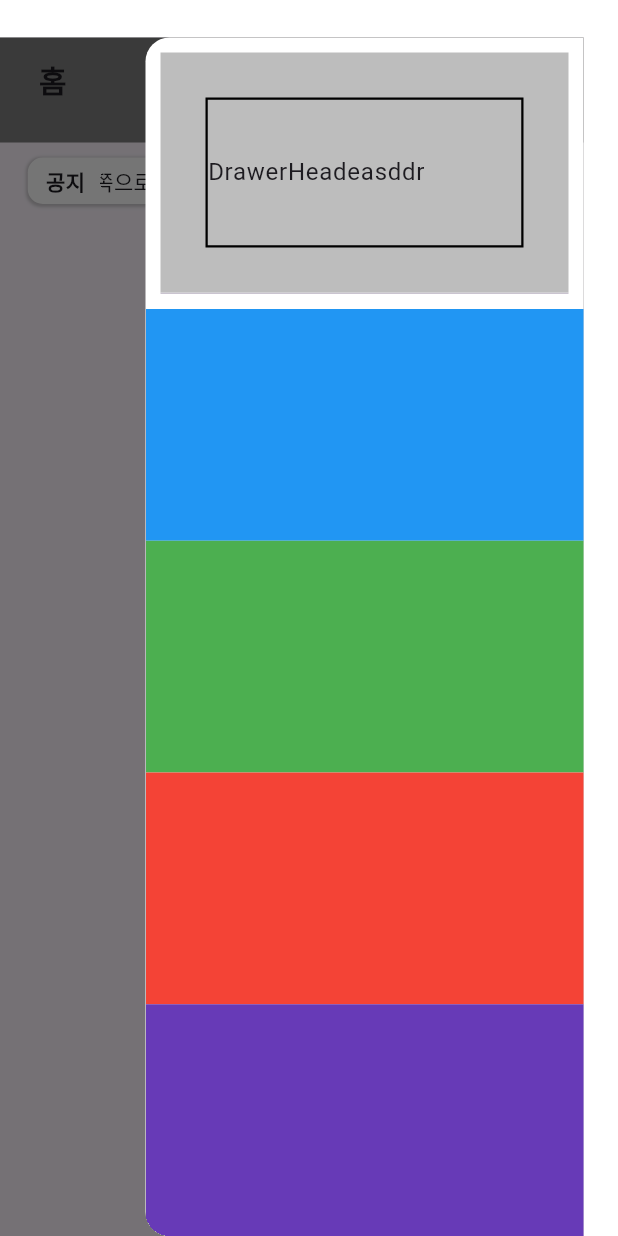
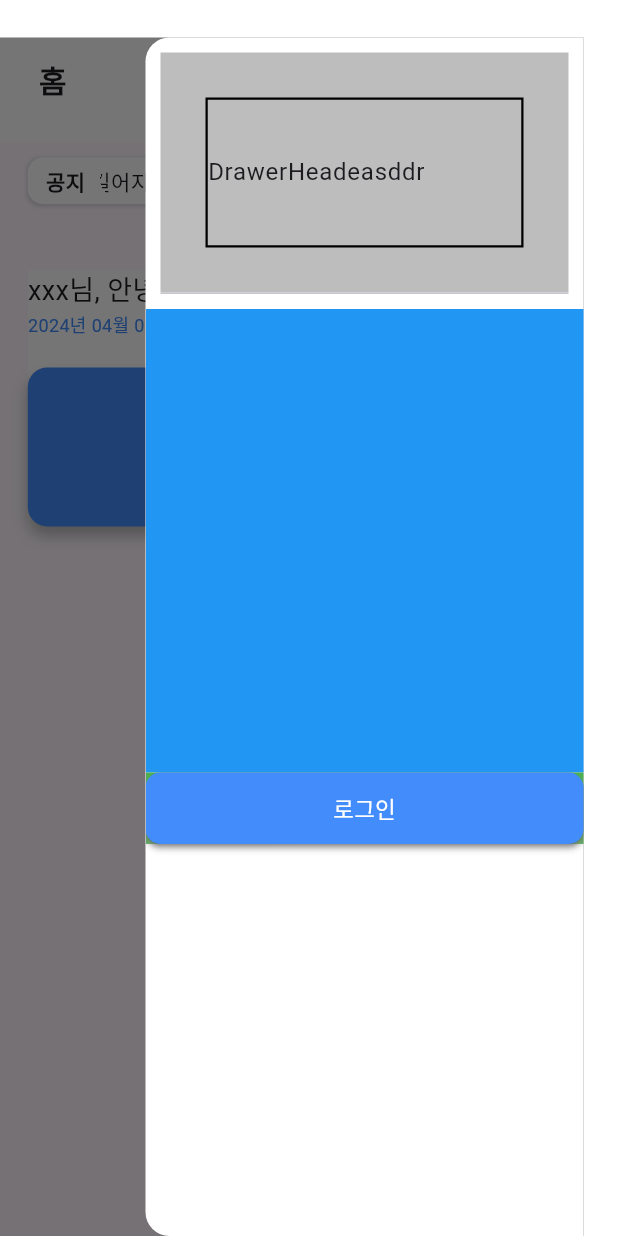
Before and after one commit to Guardian-Bus-System/web, a Flutter app: the screen it shows after launch, with the side drawer open, on a phone screen of 412 x 824 dp. Run offline on Flutter 3.47's test engine with Material 3 defaults, Android fonts, the phone set to English and light mode, and no system bars; our stand-ins replace get, shared_preferences, velocity_x.

Commit message:
first-front

```diff
--- a/lib/controller/cerfication_controller.dart
+++ b/lib/controller/cerfication_controller.dart
@@ -1,7 +1,7 @@
 import 'dart:async';
 import 'dart:convert';
 
-import 'package:capstone_front/screen/home_screen.dart';
+import 'package:capstone_front/screen/pages/home_screen.dart';
 import 'package:capstone_front/utils/api_endpoint.dart';
 import 'package:flutter/material.dart';
 import 'package:get/get.dart';
--- a/lib/controller/login_controller.dart
+++ b/lib/controller/login_controller.dart
@@ -1,7 +1,7 @@
 import 'dart:async';
 import 'dart:convert';
 
-import 'package:capstone_front/screen/home_screen.dart';
+import 'package:capstone_front/screen/pages/home_screen.dart';
 import 'package:capstone_front/screen/auth/widgets/formatter.dart';
 import 'package:capstone_front/utils/api_endpoint.dart';
 import 'package:flutter/material.dart';
--- a/lib/main.dart
+++ b/lib/main.dart
@@ -1,5 +1,6 @@
-import 'package:capstone_front/screen/home_screen.dart';
+import 'package:capstone_front/screen/pages/home_screen.dart';
 import 'package:flutter/material.dart';
+import 'package:flutter_localizations/flutter_localizations.dart';
 import 'package:get/get.dart';
 import 'package:velocity_x/velocity_x.dart';
 
@@ -14,6 +15,14 @@ class MyApp extends StatelessWidget {
   Widget build(BuildContext context) {
     return GetMaterialApp(
       debugShowCheckedModeBanner: false,
+      localizationsDelegates: const [
+        GlobalMaterialLocalizations.delegate,
+        GlobalCupertinoLocalizations.delegate
+      ],
+      supportedLocales: const [
+        Locale('ko', 'KR')
+      ],
+      locale: const Locale('ko'),
       title: 'Flutter Demo',
       home: HomeScreen().pOnly(right: 23,top:25)
     );
--- a/lib/screen/auth/CustomSide/color_theme.dart
+++ b/lib/screen/CustomSide/color_theme.dart
@@ -3,4 +3,5 @@ import 'package:flutter/material.dart';
 
 const baseColor =  Color.fromRGBO(67, 140, 251, 1);
 const bacgroundOrTextColor = Colors.white;
-const backgroundColors = Color.fromRGBO(126, 126, 126, 1);
+const backgroundColor = Colors.white;
+//const backgroundColors = Color.fromRGBO(126, 126, 126, 1);
--- /dev/null
+++ b/lib/screen/CustomSide/font_size.dart
@@ -0,0 +1,15 @@
+
+// ignore: constant_identifier_names
+const double FontSiz18 = 18;
+// ignore: constant_identifier_names
+const double FontSiz17 = 17;
+// ignore: constant_identifier_names
+const double FontSiz16 = 16;
+// ignore: constant_identifier_names
+const double FontSiz15 = 15;
+// ignore: constant_identifier_names
+const double FontSiz14 = 14;
+// ignore: constant_identifier_names
+const double FontSiz13 = 13;
+// ignore: constant_identifier_names
+const double FontSiz12 = 12;
--- a/lib/screen/auth/CustomSide/font_size.dart
+++ /dev/null
@@ -1,5 +0,0 @@
-
-// ignore: constant_identifier_names
-const double FontSiz15 = 15;
-// ignore: constant_identifier_names
-const double FontSiz14 = 14;
--- a/lib/screen/auth/authPages/cerfication_page.dart
+++ b/lib/screen/auth/authPages/cerfication_page.dart
@@ -1,5 +1,5 @@
 import 'package:capstone_front/controller/cerfication_controller.dart';
-import 'package:capstone_front/screen/auth/CustomSide/spaceing_box.dart';
+import 'package:capstone_front/screen/CustomSide/spaceing_box.dart';
 import 'package:capstone_front/screen/auth/authPages/change_pw_page.dart';
 import 'package:capstone_front/screen/auth/authPages/login_page.dart';
 import 'package:capstone_front/screen/auth/widgets/input_Field.dart';
--- a/lib/screen/auth/authPages/change_pw_page.dart
+++ b/lib/screen/auth/authPages/change_pw_page.dart
@@ -1,6 +1,6 @@
 import 'package:capstone_front/controller/change_pw_controller.dart';
-import 'package:capstone_front/screen/auth/CustomSide/font_size.dart';
-import 'package:capstone_front/screen/auth/CustomSide/spaceing_box.dart';
+import 'package:capstone_front/screen/CustomSide/font_size.dart';
+import 'package:capstone_front/screen/CustomSide/spaceing_box.dart';
 import 'package:capstone_front/screen/auth/authPages/login_page.dart';
 import 'package:capstone_front/screen/auth/widgets/input_Field.dart';
 import 'package:capstone_front/screen/auth/widgets/submit_button.dart';
--- a/lib/screen/auth/authPages/login_page.dart
+++ b/lib/screen/auth/authPages/login_page.dart
@@ -1,6 +1,6 @@
 import 'package:capstone_front/controller/login_controller.dart';
-import 'package:capstone_front/screen/auth/CustomSide/spaceing_box.dart';
-import 'package:capstone_front/screen/auth/CustomSide/color_theme.dart';
+import 'package:capstone_front/screen/CustomSide/spaceing_box.dart';
+import 'package:capstone_front/screen/CustomSide/color_theme.dart';
 import 'package:capstone_front/screen/auth/authPages/cerfication_page.dart';
 import 'package:capstone_front/utils/img.dart';
 import 'package:flutter/material.dart';
--- a/lib/screen/auth/widgets/drawer_widget.dart
+++ b/lib/screen/auth/widgets/drawer_widget.dart
@@ -1,10 +1,17 @@
+import 'package:capstone_front/screen/auth/authPages/login_page.dart';
+import 'package:capstone_front/screen/auth/widgets/submit_button.dart';
 import 'package:flutter/material.dart';
+import 'package:get/get.dart';
+import 'package:shared_preferences/shared_preferences.dart';
 
 class DrawerWidget extends StatelessWidget {
   const DrawerWidget({super.key});
 
   @override
   Widget build(BuildContext context) {
+
+    final Future<SharedPreferences> _prefs = SharedPreferences.getInstance();
+
     return Container(
       width: MediaQuery.of(context).size.width - 120, // drawer width 크기조절
       child: Drawer(
@@ -28,20 +35,19 @@ class DrawerWidget extends StatelessWidget {
             Flexible(
               child: Container(
                 color: Colors.green,
-              ),
-            ),
-            Flexible(
-              child: Container(
-                color: Colors.red,
-              ),
-            ),
-            Flexible(
-              child: Container(
-                color: Colors.deepPurple,
+                child: SubmitButton(
+                  title: '로그인',
+                  onPressed:() async {
+                    final SharedPreferences? prefs = await _prefs;
+                    prefs?.clear();
+                    Get.offAll(LoginPage());
+                  },
+                )
               ),
             ),
           ],
-        )),
+        )
+      ),
     );
   }
 }
--- a/lib/screen/auth/widgets/formatter.dart
+++ b/lib/screen/auth/widgets/formatter.dart
@@ -1,4 +1,12 @@
 import 'package:flutter/services.dart';
+import 'package:intl/intl.dart';
+
+String getFormattedDateTime() {
+  DateTime now = DateTime.now();
+  DateFormat formatter = DateFormat('yyyy년 MM월 dd일');
+  String dayOfTheWeek = DateFormat('E', 'ko_KR').format(now);
+  return '${formatter.format(now)} $dayOfTheWeek요일';
+}
 
 class PhoneInputFormatter extends TextInputFormatter {
   static const kPhoneNumberPrefix = '010-';
@@ -21,16 +29,16 @@ class PhoneInputFormatter extends TextInputFormatter {
     value = _cleanPhoneNumber(value);
 
     if (value.length == 1) {
-//값이 없을 때 010-최초값 포멧
+    //값이 없을 때 010-최초값 포멧
       value = kPhoneNumberPrefix + value.substring(0, value.length);
     } else if (value.length < 4) {
-// 010- 을 지우지 못하도록 010- 유지
+    // 010- 을 지우지 못하도록 010- 유지
       value = kPhoneNumberPrefix;
     } else if (value.length >= 8 && value.length < 12) {
-// 010-xxxx-xxxx 포멧
+    // 010-xxxx-xxxx 포멧
       value = '$kPhoneNumberPrefix${value.substring(3, 7)}-${value.substring(7, value.length)}';
     } else {
-// 010-xxxx 포멧 (자릿수 제한은 inputformatters 로 구현)
+    // 010-xxxx 포멧 (자릿수 제한은 inputformatters 로 구현)
       value = kPhoneNumberPrefix + value.substring(3, value.length);
     }
 
--- a/lib/screen/auth/widgets/scrolling_text.dart
+++ b/lib/screen/auth/widgets/scrolling_text.dart
@@ -1,11 +1,12 @@
-import 'package:capstone_front/screen/auth/CustomSide/font_size.dart';
-import 'package:capstone_front/screen/auth/CustomSide/spaceing_box.dart';
+import 'package:capstone_front/screen/CustomSide/font_size.dart';
+import 'package:capstone_front/screen/CustomSide/spaceing_box.dart';
 import 'package:flutter/material.dart';
-import 'package:flutter/widgets.dart';
 import 'package:velocity_x/velocity_x.dart';
 
 class ScrollingTextWidget extends StatefulWidget {
-  //final String moveText;
+  final String moveText;
+
+  const ScrollingTextWidget({required this.moveText });
 
   @override
   _ScrollingTextWidgetState createState() => _ScrollingTextWidgetState();
@@ -19,6 +20,7 @@ class _ScrollingTextWidgetState extends State<ScrollingTextWidget> with SingleTi
 
   @override
   void initState() {
+
     super.initState();
     _controller = AnimationController(
       vsync: this,
@@ -26,7 +28,7 @@ class _ScrollingTextWidgetState extends State<ScrollingTextWidget> with SingleTi
     )..repeat();
     _controller.addListener(() {
       setState(() {
-        _scrollPosition = _controller.value * (_containerWidth * 2); // 텍스트가 움직이는 위치
+        _scrollPosition = _controller.value * (_containerWidth * 2.5); // 텍스트가 움직이는 위치
       });
     });
   }
@@ -52,7 +54,7 @@ class _ScrollingTextWidgetState extends State<ScrollingTextWidget> with SingleTi
               borderRadius: BorderRadius.circular(10),
               boxShadow: [
                 BoxShadow(
-                  color: Colors.grey.withOpacity(0.5),
+                  color: Colors.grey.withOpacity(0.3),
                   spreadRadius: 1,
                   blurRadius: 1,
                   offset: Offset(0, 1),
@@ -72,12 +74,10 @@ class _ScrollingTextWidgetState extends State<ScrollingTextWidget> with SingleTi
                   clipBehavior: Clip.hardEdge,
                   child: Stack(
                     children: [
-
                       Positioned(
                         right: _scrollPosition - (screenWidth - 90),
-                        child: '긴 텍스트를 천천히 왼쪽으로 스크롤하는 예제입니다dddddddddddddd.'.text.size(FontSiz14).make()
+                        child: widget.moveText.text.size(FontSiz14).make()
                       ),
-
                     ],
                   ),
                 ),
--- a/lib/screen/auth/widgets/submit_button.dart
+++ b/lib/screen/auth/widgets/submit_button.dart
@@ -1,5 +1,5 @@
-import 'package:capstone_front/screen/auth/CustomSide/color_theme.dart';
-import 'package:capstone_front/screen/auth/CustomSide/font_size.dart';
+import 'package:capstone_front/screen/CustomSide/color_theme.dart';
+import 'package:capstone_front/screen/CustomSide/font_size.dart';
 import 'package:flutter/material.dart';
 import 'package:velocity_x/velocity_x.dart';
 
--- a/lib/screen/home_screen.dart
+++ /dev/null
@@ -1,88 +0,0 @@
-import 'package:capstone_front/screen/auth/CustomSide/color_theme.dart';
-import 'package:capstone_front/screen/auth/CustomSide/spaceing_box.dart';
-import 'package:capstone_front/screen/auth/authPages/login_page.dart';
-import 'package:capstone_front/screen/auth/widgets/drawer_widget.dart';
-import 'package:capstone_front/screen/auth/widgets/scrolling_text.dart';
-import 'package:flutter/material.dart';
-import 'package:get/get.dart';
-import 'package:shared_preferences/shared_preferences.dart';
-import 'package:velocity_x/velocity_x.dart';
-
-class HomeScreen extends StatefulWidget {
-  const HomeScreen({Key? key}) : super(key: key);
-
-  @override
-  State<HomeScreen> createState() => _HomeScreenState();
-}
-
-class _HomeScreenState extends State<HomeScreen> {
-  final Future<SharedPreferences> _prefs = SharedPreferences.getInstance();
-  var tokens = 'No Token'.obs; // GetX에서 사용되는 Rx 변수로 변경
-
-  @override
-  void initState() {
-    super.initState();
-    // initState에서 토큰을 미리 확인
-    //_checkToken();
-  }
-
-  // 토큰 확인 함수
-  // Future<void> _checkToken() async {
-  //   final SharedPreferences prefs = await _prefs;
-  //   final String? token = prefs.getString('token');
-  //   if (token != null) {
-  //     tokens.value = token; // 토큰이 있는 경우 업데이트
-  //   } else {
-  //     print("Login Plz");
-  //     Get.offAll(LoginPage()); // 토큰이 없는 경우 로그인 화면으로 이동
-  //   }
-  // }
-
-  @override
-  Widget build(BuildContext context) {
-    return Scaffold(
-      appBar: PreferredSize(
-          preferredSize: const Size.fromHeight(70.0),
-          child: AppBar(
-            backgroundColor: backgroundColors,
-        title: '홈'.text.bold.size(20).make().pSymmetric(h:10),
-         actions: [
-           TextButton(
-             onPressed: () async {
-               final SharedPreferences? prefs = await _prefs;
-               prefs?.clear();
-               Get.offAll(LoginPage());
-             },
-             child: 'logout'.text.make()
-           ),
-        ],
-      ),),
-      endDrawer: DrawerWidget(),
-      body: Center(
-        child: Column(
-          children: [
-            height10,
-            ScrollingTextWidget().pOnly(left:10)
-          ],
-        ),
-      )
-    );
-  }
-}
-
-// Center(
-//         child: Column(
-//           mainAxisAlignment: MainAxisAlignment.center,
-//           children: [
-//             Obx(() => '$tokens'.text.make()), // Obx를 사용하여 tokens를 감시하고 업데이트된 값으로 화면을 갱신
-//             const SizedBox(height: 20),
-//             //ScrollingTextWidget(),// 공지 텍스트 위젯
-//             TextButton(
-//               onPressed: () async {
-//                 //_checkToken(); // 토큰 확인
-//               },
-//               child: const Text('Click Token Check'),
-//             ),
-//           ],
-//         ),
-//       ),
--- /dev/null
+++ b/lib/screen/pages/home_screen.dart
@@ -0,0 +1,134 @@
+import 'package:capstone_front/screen/CustomSide/color_theme.dart';
+import 'package:capstone_front/screen/CustomSide/font_size.dart';
+import 'package:capstone_front/screen/CustomSide/spaceing_box.dart';
+import 'package:capstone_front/screen/auth/authPages/login_page.dart';
+import 'package:capstone_front/screen/auth/widgets/drawer_widget.dart';
+import 'package:capstone_front/screen/auth/widgets/formatter.dart';
+import 'package:capstone_front/screen/auth/widgets/scrolling_text.dart';
+import 'package:flutter/material.dart';
+import 'package:flutter/widgets.dart';
+import 'package:get/get.dart';
+import 'package:intl/intl.dart';
+import 'package:shared_preferences/shared_preferences.dart';
+import 'package:velocity_x/velocity_x.dart';
+
+class HomeScreen extends StatefulWidget {
+  const HomeScreen({Key? key}) : super(key: key);
+
+  @override
+  State<HomeScreen> createState() => _HomeScreenState();
+}
+
+class _HomeScreenState extends State<HomeScreen> {
+  final Future<SharedPreferences> _prefs = SharedPreferences.getInstance();
+  var tokens = 'No Token'.obs;
+  String date = '';
+
+  @override
+  void initState() {
+    date = getFormattedDateTime();
+    super.initState();
+    // initState에서 토큰을 미리 확인
+    //_checkToken();
+  }
+
+  @override
+  void dispose() {
+    super.dispose();
+  }
+
+  // 토큰 확인 함수
+  // Future<void> _checkToken() async {
+  //   final SharedPreferences prefs = await _prefs;
+  //   final String? token = prefs.getString('token');
+  //   if (token != null) {
+  //     tokens.value = token; // 토큰이 있는 경우 업데이트
+  //   } else {
+  //     print("Login Plz");
+  //     Get.offAll(LoginPage()); // 토큰이 없는 경우 로그인 화면으로 이동
+  //   }
+  // }
+
+  @override
+  Widget build(BuildContext context) {
+    double screenHeight = MediaQuery.of(context).size.height;
+    double screenWidth = MediaQuery.of(context).size.width - 50;
+
+    return Scaffold(
+      appBar: PreferredSize(
+        preferredSize: const Size.fromHeight(70.0),
+        child: AppBar(
+          backgroundColor: backgroundColor,
+          title: '홈'.text.bold.size(20).make().pSymmetric(h:10),
+          iconTheme: const IconThemeData(
+            size: 30,
+            color: Color.fromARGB(255, 45, 45, 45),
+          ),
+        ),
+      ),
+      endDrawer:const DrawerWidget(),
+      body: Center(
+        child: Column(
+          children: [
+            height10,
+            const ScrollingTextWidget(
+              moveText: '움직이는 공지 텍스트 입니다. 길이가 길어지면 그만큼 속도가 조절 됩니다.'
+            ),
+            height20,height5,
+            Container(
+              color: backgroundColor,
+              height: 173,
+              width: screenWidth,
+              child: Stack(
+                children: [
+                  //버스 이미지 필요
+                  Column(
+                    children: [
+                      Row(children: [
+                        'xxx님, 안녕하세요!'.text.size(FontSiz18).make()]),
+                      Row(children: [
+                        date.text.size(FontSiz12).color(baseColor).make()]),
+                      height20,
+                      Container(
+                        height: 106,
+                        width: screenWidth,
+                        decoration: BoxDecoration(
+                          color: baseColor,
+                          borderRadius: BorderRadius.circular(13),
+                          boxShadow: [
+                            BoxShadow(
+                              color: Colors.grey.withOpacity(0.7),
+                              spreadRadius: 0,
+                              blurRadius: 7.0,
+                              offset: Offset(0, 6), // changes position of shadow
+                            ),],
+                        ),
+                      )
+                    ],
+                  )
+                ],
+              ),
+            )
+          ],
+        ).pOnly(left:10),
+      )
+    );
+  }
+}
+
+// Center(
+//         child: Column(
+//           mainAxisAlignment: MainAxisAlignment.center,
+//           children: [
+//             Obx(() => '$tokens'.text.make()), // Obx를 사용하여 tokens를 감시하고 업데이트된 값으로 화면을 갱신
+//             const SizedBox(height: 20),
+//             //ScrollingTextWidget(),// 공지 텍스트 위젯
+//             TextButton(
+//               onPressed: () async {
+//                 //_checkToken(); // 토큰 확인
+//               },
+//               child: const Text('Click Token Check'),
+//             ),
+//           ],
+//         ),
+//       ),
--- a/pubspec.yaml
+++ b/pubspec.yaml
@@ -40,6 +40,10 @@ dependencies:
   velocity_x: ^4.1.2
   shared_preferences: ^2.2.2
   modal_progress_hud_nsn: ^0.5.1
+  intl: ^0.18.1
+  flutter_localizations:
+    sdk: flutter
+
 
 dev_dependencies:
   flutter_test:
```
Also changed, not shown: lib/screen/CustomSide/spaceing_box.dart (renamed from lib/screen/auth/CustomSide/spaceing_box.dart), lib/screen/auth/widgets/cerfication_register.dart (deleted), pubspec.lock.
